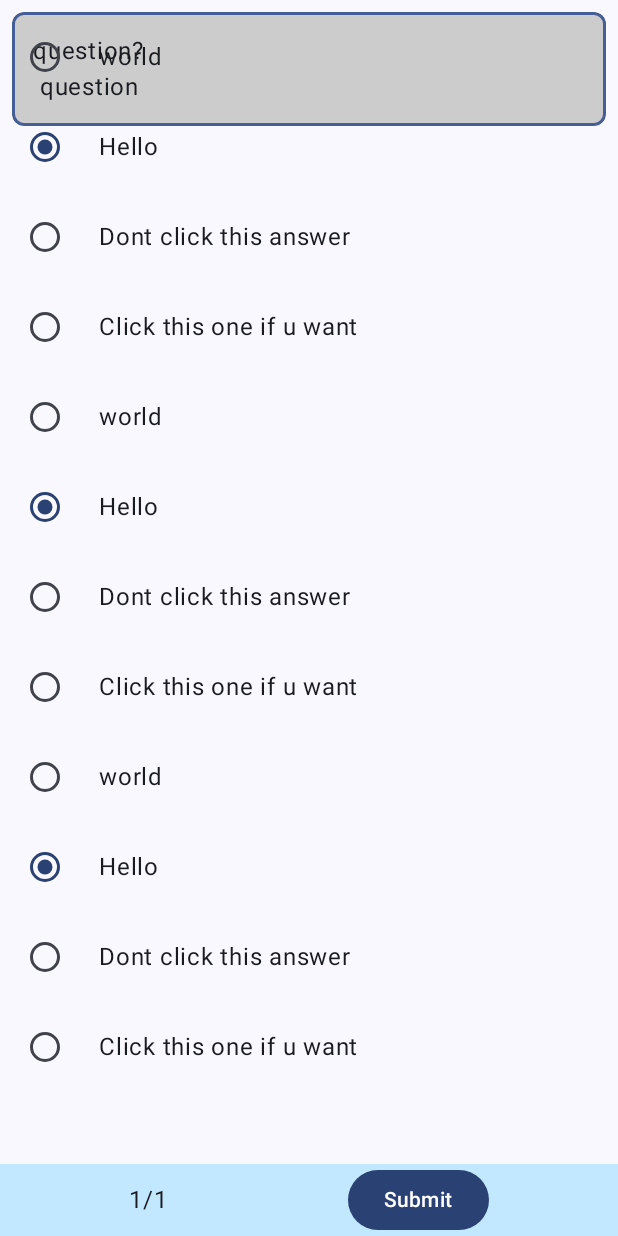
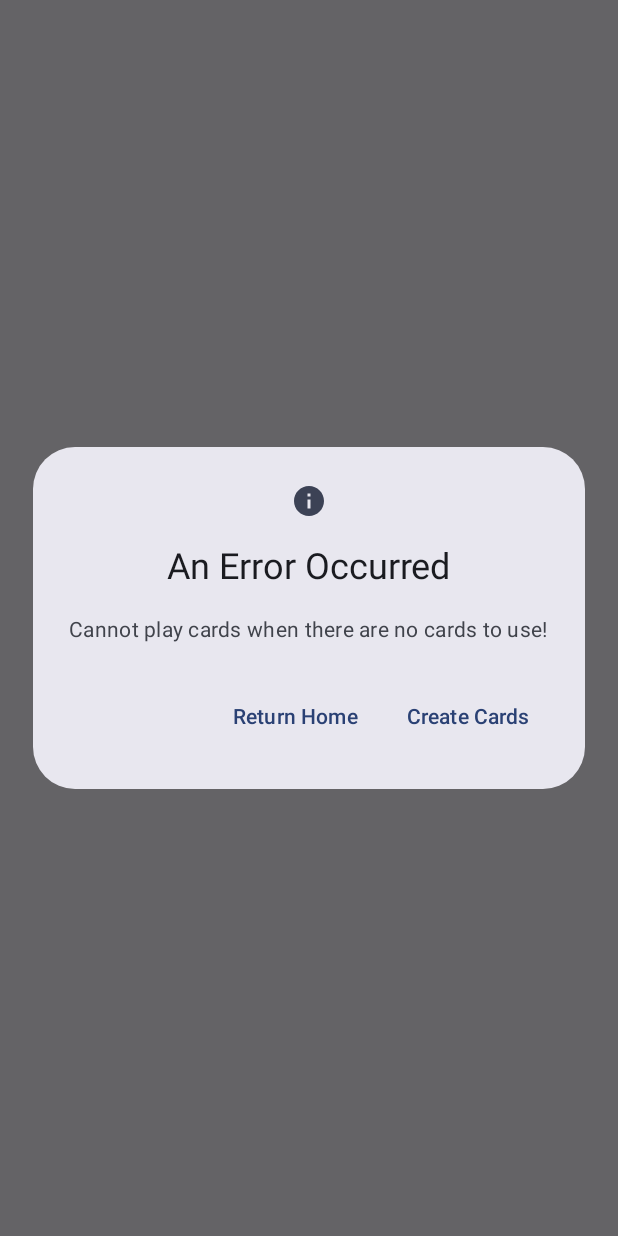
Before and after one commit to maddmaam/Kotlin-Notecard-Application, an Android app built with Jetpack Compose: the composable QuestionCard shown on its own in the app's theme, on a phone screen of 412 x 824 dp. Run offline under Robolectric (Android 15) with nearby library versions, the phone set to English and light mode, and no system bars.

Commit message:
Added alert dialogs, play screen now swaps between questions located in persistent storage.

```diff
--- /dev/null
+++ b/app/src/main/java/com/seng303/assignment1/dialogs/AlertDialog.kt
@@ -0,0 +1,54 @@
+package com.seng303.assignment1.dialogs
+
+import androidx.compose.material3.AlertDialog
+import androidx.compose.material3.ExperimentalMaterial3Api
+import androidx.compose.material3.Icon
+import androidx.compose.material3.Text
+import androidx.compose.material3.TextButton
+import androidx.compose.runtime.Composable
+import androidx.compose.ui.graphics.vector.ImageVector
+
+@OptIn(ExperimentalMaterial3Api::class)
+@Composable
+fun AlertDialog(
+    onDismiss: () -> Unit,
+    onConfirm: () -> Unit,
+    alertTitle: String,
+    alertText: String,
+    dismissText: String,
+    confirmText: String,
+    icon: ImageVector
+) {
+    AlertDialog(
+        icon = {
+            Icon(icon, contentDescription = "Example Icon")
+        },
+        title = {
+            Text(text = alertTitle)
+        },
+        text = {
+            Text(text = alertText)
+        },
+        onDismissRequest = {
+            onDismiss()
+        },
+        confirmButton = {
+            TextButton(
+                onClick = {
+                    onConfirm()
+                }
+            ) {
+                Text(confirmText)
+            }
+        },
+        dismissButton = {
+            TextButton(
+                onClick = {
+                    onDismiss()
+                }
+            ) {
+                Text(dismissText)
+            }
+        }
+    )
+}
--- a/app/src/main/java/com/seng303/assignment1/screens/PlayCardsScreen.kt
+++ b/app/src/main/java/com/seng303/assignment1/screens/PlayCardsScreen.kt
@@ -12,6 +12,8 @@ import androidx.compose.foundation.layout.padding
 import androidx.compose.foundation.lazy.LazyColumn
 import androidx.compose.foundation.lazy.items
 import androidx.compose.foundation.shape.RoundedCornerShape
+import androidx.compose.material.icons.Icons
+import androidx.compose.material.icons.filled.Info
 import androidx.compose.material3.Button
 import androidx.compose.material3.MaterialTheme
 import androidx.compose.material3.OutlinedCard
@@ -33,6 +35,7 @@ import androidx.compose.ui.unit.dp
 import androidx.navigation.NavController
 import com.seng303.assignment1.data.Answer
 import com.seng303.assignment1.data.NoteCard
+import com.seng303.assignment1.dialogs.AlertDialog
 import com.seng303.assignment1.viewmodels.NoteCardViewModel
 
 // TODO: Need to find a way to swap to new versions of this screen for each question.
@@ -49,42 +52,36 @@ fun PlayCardScreen(navController: NavController, noteCardViewModel: NoteCardView
         Text(text = "Play flash cards",
             style = MaterialTheme.typography.headlineLarge,
             modifier = Modifier.padding(8.dp))
-        QuestionCard(noteCardViewModel)
+        QuestionCard(noteCardViewModel, navController)
     }
 }
 
 @Composable
-fun QuestionCard(noteCardViewModel: NoteCardViewModel) {
+fun QuestionCard(noteCardViewModel: NoteCardViewModel, navController: NavController) {
     var currentActiveIndex by rememberSaveable {
         mutableIntStateOf(0)
     }
     // List of the current questions stored in permanent storage
     noteCardViewModel.getAllCards()
-    val noteCads: List<NoteCard> by noteCardViewModel.noteCards.collectAsState(emptyList())
+    val noteCards: List<NoteCard> by noteCardViewModel.noteCards.collectAsState(emptyList())
 
-    var question by remember {
-        mutableStateOf("question?\n question")
-    }
-
-    var answers by remember {
-        mutableStateOf(listOf(
-            Answer(false, "world"),
-            Answer(true, "Hello"),
-            Answer(false, "Dont click this answer"),
-            Answer(false, "Click this one if u want"),
-            Answer(false, "world"),
-            Answer(true, "Hello"),
-            Answer(false, "Dont click this answer"),
-            Answer(false, "Click this one if u want"),
-            Answer(false, "world"),
-            Answer(true, "Hello"),
-            Answer(false, "Dont click this answer"),
-            Answer(false, "Click this one if u want")
-        ))
-    }
-
+    // TODO: MAKE THIS ASYNC
+    if (noteCards.isEmpty()) {
+        AlertDialog(
+            onDismiss = { navController.popBackStack() },
+            onConfirm = {
+                navController.popBackStack()
+                navController.navigate("CreateFlashCard")
+            },
+            alertTitle = "An Error Occurred",
+            alertText = "Cannot play cards when there are no cards to use!",
+            confirmText = "Create Cards",
+            dismissText = "Return Home",
+            icon = Icons.Default.Info
+        )
+    } else {
         val selectedOption = remember {
-        mutableStateOf(answers[1])
+            mutableStateOf(noteCards[currentActiveIndex].answers[1])
         }
 
         Box(modifier = Modifier
@@ -93,11 +90,11 @@ fun QuestionCard(noteCardViewModel: NoteCardViewModel) {
             .background(Color.LightGray)
             .fillMaxWidth()
             .border(1.5.dp, Color.hsv(222F, 0.54F, 0.59F), RoundedCornerShape(8.dp))) {
-        Text(text = question, modifier = Modifier.padding(14.dp))
+            Text(text = noteCards[currentActiveIndex].question, modifier = Modifier.padding(14.dp))
         }
         Box(modifier = Modifier.fillMaxSize()) {
             LazyColumn(modifier = Modifier.padding(top = 8.dp, bottom = 52.dp)) {
-            items(answers) { answer ->
+                items(noteCards[currentActiveIndex].answers) { answer ->
                     Row(
                         Modifier
                             .fillMaxWidth()
@@ -116,32 +113,22 @@ fun QuestionCard(noteCardViewModel: NoteCardViewModel) {
                 .align(Alignment.BottomCenter)
                 .background(Color.hsv(203F, 0.24F, 1F)),
                 horizontalAlignment = Alignment.CenterHorizontally,
-//            verticalArrangement = Arrangement.Bottom
             ) {
                 Row(
                     horizontalArrangement = Arrangement.Start,
                     verticalAlignment = Alignment.CenterVertically
                 ) {
-                Text(text = "1/1" /*Question Numbers*/, Modifier.padding(end = 60.dp))
-                Button(onClick = { /*TODO*/ }, Modifier.padding(start = 60.dp)) {
+                    val questionNum = currentActiveIndex + 1
+                    Text(text = "$questionNum/${noteCards.count()}" /*Question Numbers*/, Modifier.padding(end = 60.dp))
+                    Button(onClick = {
+                        /*TODO: DO LOGIC FOR CHECKING ANSWERS IN HERE*/
+                        currentActiveIndex++
+                    }, Modifier.padding(start = 60.dp)) {
                         Text(text = "Submit")
                     }
                 }
 
             }
         }
-
     }
-
-//@Composable
-//fun answerItem(answer: Answer) {
-//    val select by remember {
-//        mutableStateOf(false)
-//    }
-//    Row(
-//        Modifier.fillMaxWidth()
-//    ) {
-//        RadioButton(selected = select/*TODO*/, onClick = { !select })
-//        Text(text = answer.answerContent)
-//    }
-//}
+}
--- a/app/src/main/java/com/seng303/assignment1/screens/ViewFlashCardsScreen.kt
+++ b/app/src/main/java/com/seng303/assignment1/screens/ViewFlashCardsScreen.kt
@@ -34,6 +34,10 @@ import androidx.compose.ui.text.style.TextAlign
 import androidx.compose.ui.unit.dp
 import androidx.navigation.NavController
 
+
+// TODO: ADD INTENT FOR THE SEARCH FUNCTION TO OPEN THE BROWSER AND SEARCH THE QUESTION
+// TODO: ADD THE EDIT SCREEN AND FUNCTIONALITY
+// TODO: ADD LOGIC FOR DELETION OF FLASH CARD
 @Composable
 fun ViewFlashCardScreen(navController: NavController) {
     Column(
--- a/app/src/main/java/com/seng303/assignment1/viewmodels/NoteCardViewModel.kt
+++ b/app/src/main/java/com/seng303/assignment1/viewmodels/NoteCardViewModel.kt
@@ -32,9 +32,8 @@ class NoteCardViewModel(private val flashCardStorage: Storage<NoteCard>) : ViewM
         flashCardStorage.getAll().catch { Log.e("NOTE_VIEW_MODEL", it.toString()) }.collect{_noteCards.emit(it)}
     }
 
-    fun createCard(question: String, answers: MutableList<Answer>) = viewModelScope.launch {
-        val filteredAnswers = answers.filter { it.answerContent != "" }
-        val flashCard = NoteCard(id = Random.nextInt(0, Int.MAX_VALUE), question = question, answers = filteredAnswers)
+    fun createCard(question: String, answers: List<Answer>) = viewModelScope.launch {
+        val flashCard = NoteCard(id = Random.nextInt(0, Int.MAX_VALUE), question = question, answers = answers)
         flashCardStorage.insert(flashCard).catch { Log.e("NOTE_CARD_VIEW_MODEL", "Could not add flash card") }.collect()
         flashCardStorage.getAll().catch { Log.e("NOTE_CARD_VIEW_MODEL", it.toString()) }.collect{_noteCards.emit(it)}
         Log.e("NOTE_CARD_VIEW_MODEL", "CREATED THE CARD!!!!")
```
Also changed, not shown: app/src/main/java/com/seng303/assignment1/dialogs/ErrorDialog.kt (added, +58 -0 lines), app/src/main/java/com/seng303/assignment1/screens/CreateCardScreen.kt (+42 -2 lines), app/src/main/java/com/seng303/assignment1/screens/HomeScreen.kt (+6 -1 lines). Lines whose indentation alone changed are shown as unchanged.
